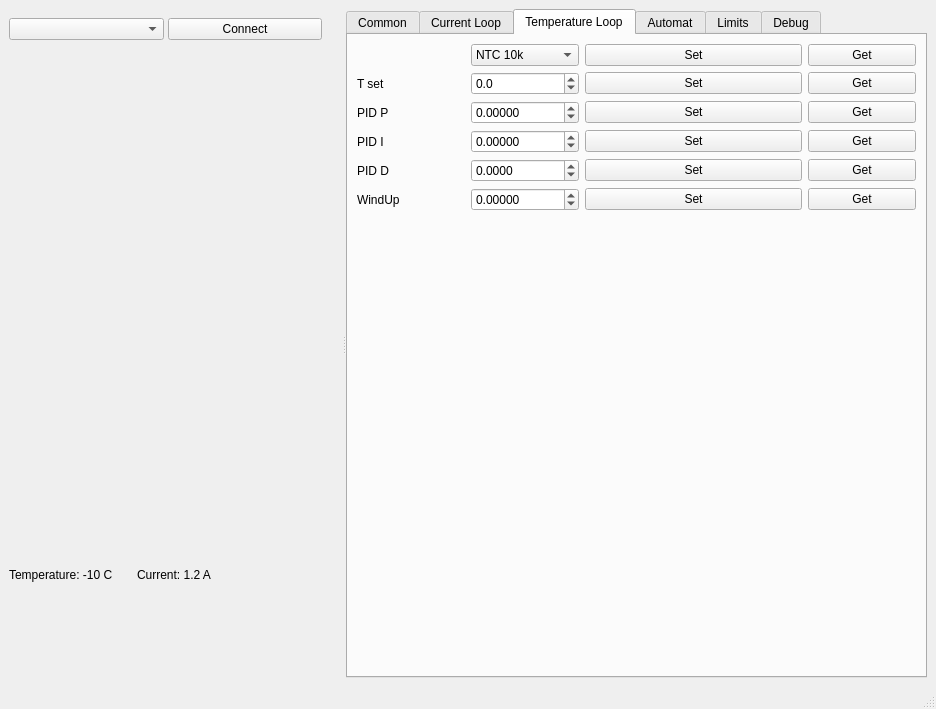
The window that mainwindow.ui (glavmonter/QPeltierUI) describes before a commit, drawn with Qt 5.
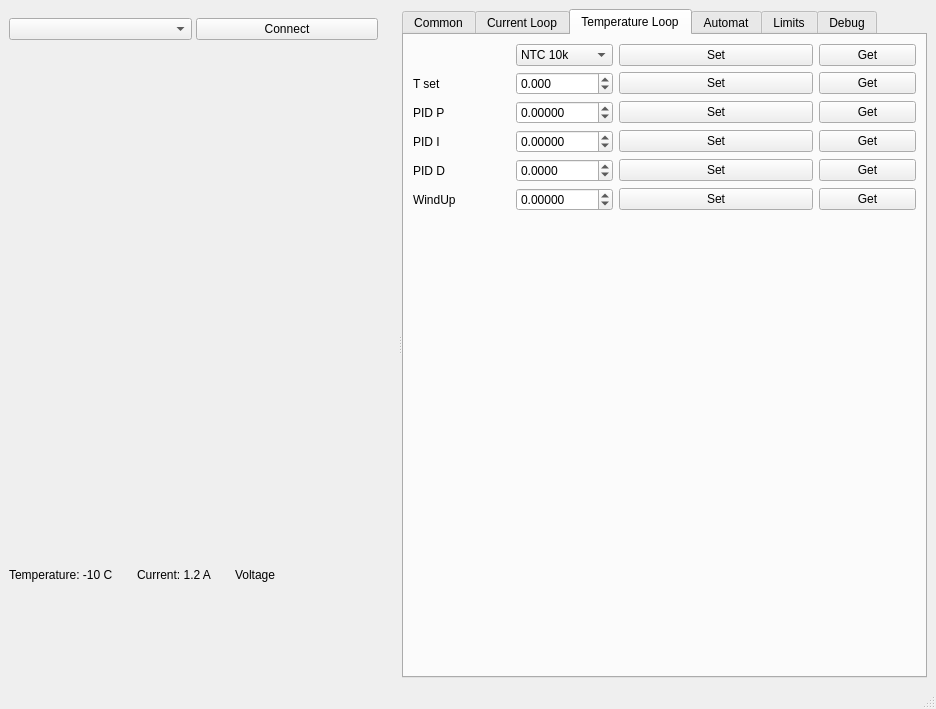
The same window after the commit. The open tabs and pages were chosen to show the change. Custom widgets are drawn as their Qt base class.

Commit message: Show voltage graph

```diff
--- a/mainwindow.ui
+++ b/mainwindow.ui
@@ -104,6 +104,29 @@
               </property>
              </widget>
             </item>
+            <item>
+             <spacer name="horizontalSpacer_4">
+              <property name="orientation">
+               <enum>Qt::Horizontal</enum>
+              </property>
+              <property name="sizeType">
+               <enum>QSizePolicy::Fixed</enum>
+              </property>
+              <property name="sizeHint" stdset="0">
+               <size>
+                <width>20</width>
+                <height>20</height>
+               </size>
+              </property>
+             </spacer>
+            </item>
+            <item>
+             <widget class="QLabel" name="labelVoltage">
+              <property name="text">
+               <string>Voltage</string>
+              </property>
+             </widget>
+            </item>
             <item>
              <spacer name="horizontalSpacer_2">
               <property name="orientation">
@@ -744,7 +767,7 @@
            <item row="1" column="1">
             <widget class="QDoubleSpinBox" name="spinTemperature">
              <property name="decimals">
-              <number>1</number>
+              <number>3</number>
              </property>
              <property name="minimum">
               <double>-100.000000000000000</double>
```
Left out of the diff: 78 changed lines with no effect on the pictures. The commit also changes 6 other files.
